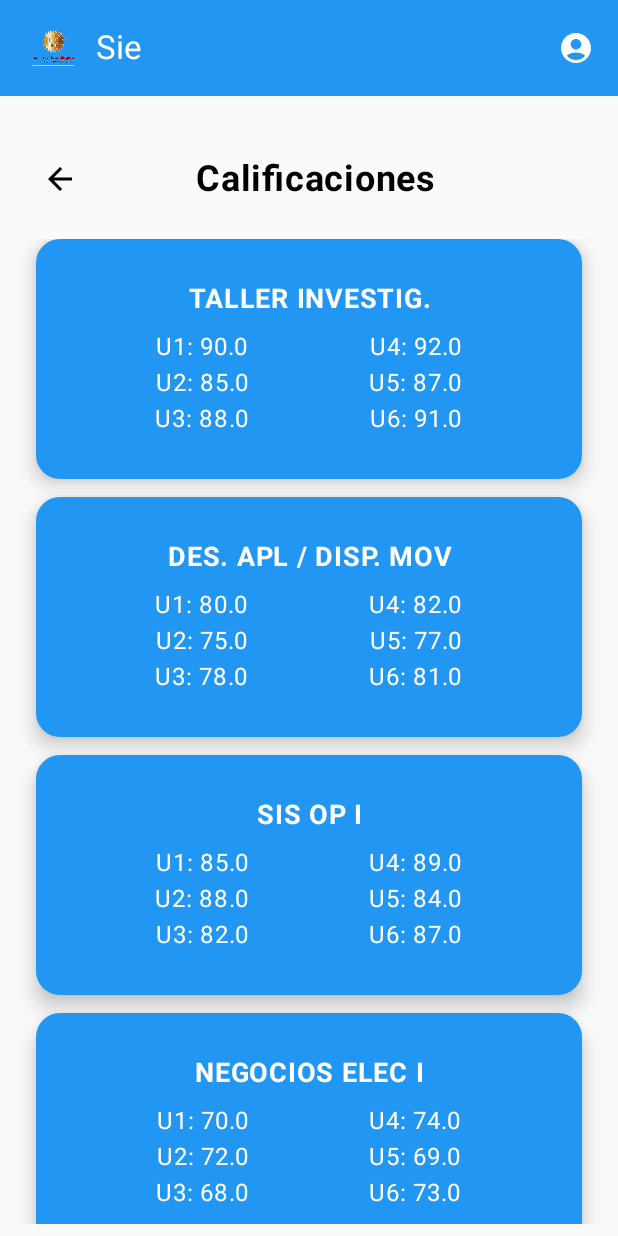
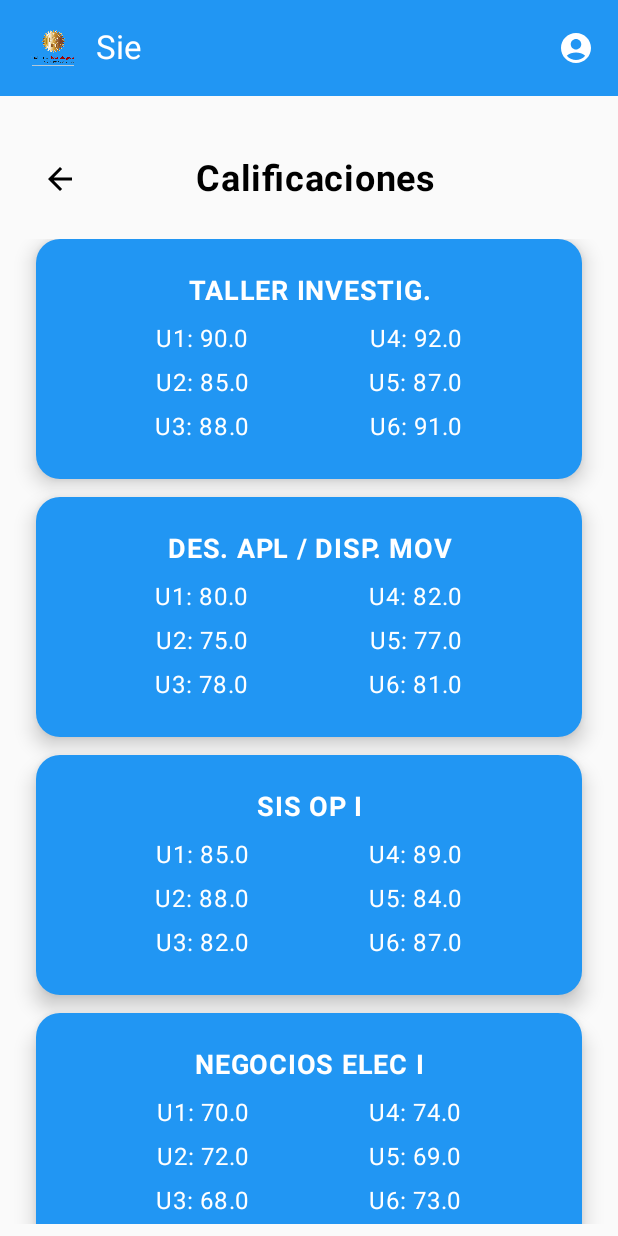
Before and after one commit to MerczA/SieAplication, an Android app built with Jetpack Compose: the CalificacionesScreen screen opened through its navigation route, on a phone screen of 412 x 824 dp. Run offline under Robolectric (Android 15) with nearby library versions, the phone set to English and light mode, and no system bars.

Commit message:
feat ✨Modify the size of Unities and add spacer between each other

```diff
--- a/app/src/main/java/com/example/sieaplication/ui/screens/Calificaciones.kt
+++ b/app/src/main/java/com/example/sieaplication/ui/screens/Calificaciones.kt
@@ -1,14 +1,12 @@
 package com.example.sieaplication.ui.screens
 
-import androidx.compose.animation.core.animateFloatAsState
-import androidx.compose.foundation.background
+
 import androidx.compose.foundation.border
 import androidx.compose.foundation.clickable
 import androidx.compose.foundation.layout.Arrangement
 import androidx.compose.foundation.layout.Column
 import androidx.compose.foundation.layout.Row
 import androidx.compose.foundation.layout.fillMaxWidth
-import androidx.compose.material3.Divider
 import androidx.compose.material3.Text
 import androidx.compose.runtime.Composable
 import androidx.compose.ui.graphics.Color
@@ -21,21 +19,16 @@ import androidx.compose.foundation.lazy.items
 import androidx.compose.foundation.shape.RoundedCornerShape
 import androidx.compose.material.icons.Icons
 import androidx.compose.material.icons.filled.ArrowBack
-import androidx.compose.material.icons.filled.Settings
 import androidx.compose.material3.*
 import androidx.compose.runtime.*
 import androidx.compose.ui.Alignment
 import androidx.compose.ui.Modifier
-import androidx.compose.ui.draw.clip
-import androidx.compose.ui.graphics.graphicsLayer
-import androidx.compose.ui.res.colorResource
-import androidx.compose.ui.unit.dp
+import androidx.compose.ui.graphics.RectangleShape
+import androidx.compose.ui.graphics.SolidColor
 import androidx.compose.ui.unit.sp
 import androidx.navigation.NavController
-import com.example.sieaplication.R
 import com.example.sieaplication.data.model.Materia
 import com.example.sieaplication.ui.components.Bars
-import com.example.sieaplication.ui.components.SliderMenu
 
 @Composable
 fun CalificacionesScreen(navController: NavController) {
@@ -140,14 +133,19 @@ fun FlipCard(materia: Materia) {
                         modifier = Modifier.fillMaxWidth(),
                         horizontalArrangement = Arrangement.SpaceEvenly
                     ) {
-                        Column(horizontalAlignment = Alignment.CenterHorizontally) {
+                        Column(horizontalAlignment = Alignment.CenterHorizontally,
+                            ) {
                             Text("U1: ${materia.calificaciones[0]}")
+                            Spacer(modifier = Modifier.height(5.dp))
                             Text("U2: ${materia.calificaciones[1]}")
+                            Spacer(modifier = Modifier.height(5.dp))
                             Text("U3: ${materia.calificaciones[2]}")
                         }
                         Column(horizontalAlignment = Alignment.CenterHorizontally) {
                             Text("U4: ${materia.calificaciones[3]}")
+                            Spacer(modifier = Modifier.height(5.dp))
                             Text("U5: ${materia.calificaciones[4]}")
+                            Spacer(modifier = Modifier.height(5.dp))
                             Text("U6: ${materia.calificaciones[5]}")
                         }
                     }
```
